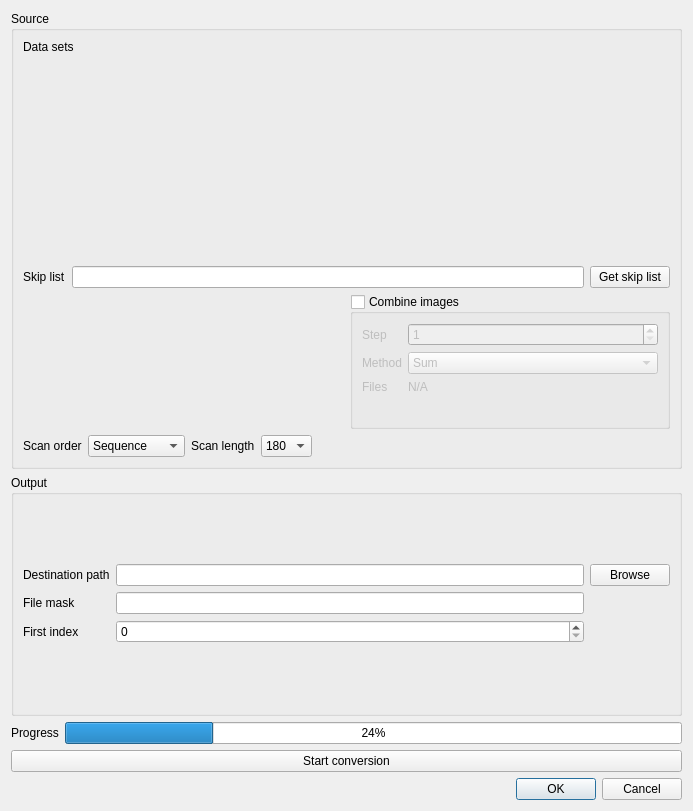
Above: applications/kiptool/src/fileconversiondialog.ui from neutronimaging/imagingsuite before the change. Below: the same form after it.
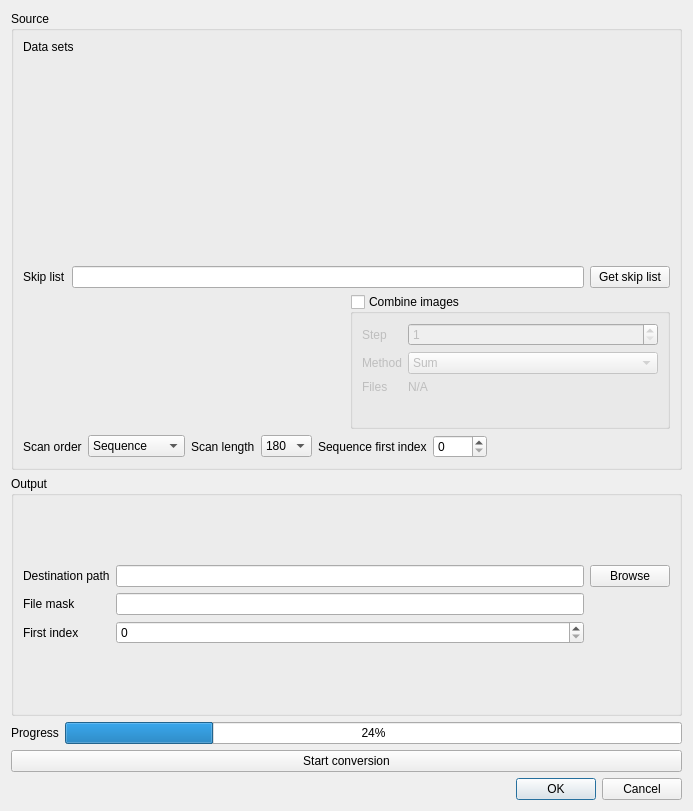
That is the form after the change. Custom widgets are drawn as their Qt base class.

Commit message: added golden start index in kiptool file conversion

Patch:
```diff
--- a/applications/kiptool/src/fileconversiondialog.ui
+++ b/applications/kiptool/src/fileconversiondialog.ui
@@ -210,6 +210,20 @@
               </item>
              </widget>
             </item>
+            <item>
+             <widget class="QLabel" name="label_goldenFirstIdx">
+              <property name="text">
+               <string>Sequence first index</string>
+              </property>
+             </widget>
+            </item>
+            <item>
+             <widget class="QSpinBox" name="spinBox_goldenFirstIdx">
+              <property name="maximum">
+               <number>9999</number>
+              </property>
+             </widget>
+            </item>
             <item>
              <spacer name="horizontalSpacer_2">
               <property name="orientation">
```
Left out of the diff: 4 changed lines with no effect on the pictures. The commit also changes 3 other files.
